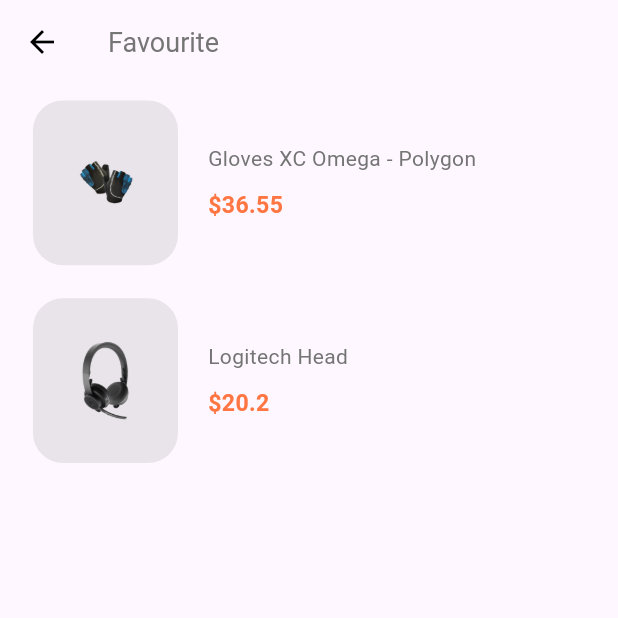
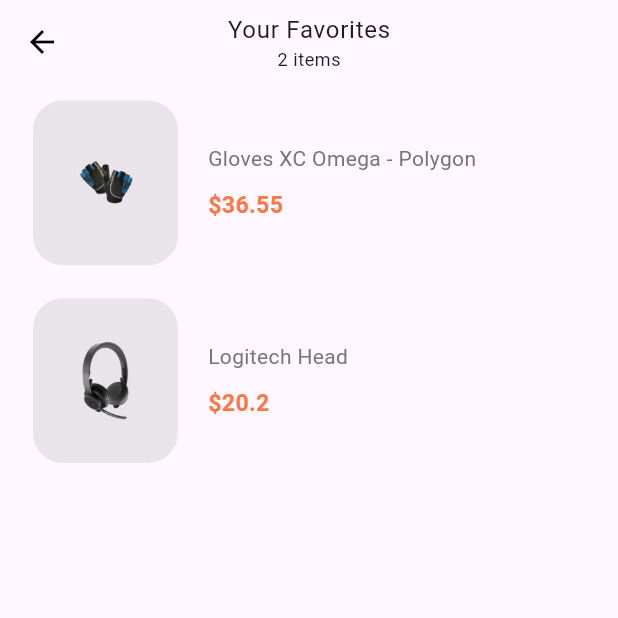
Before and after one commit to emRival/ui-ecommerce, a Flutter app: the FavouriteScreen screen opened by its route, on a phone screen of 412 x 824 dp, the top half of it. Run offline on Flutter 3.47's test engine with Material 3 defaults, Android fonts, the phone set to English and light mode, and no system bars; drawn by our look-alikes of flutter_slidable; our stand-ins replace flutter_svg, readmore, shared_preferences; accounts and stored records are empty; Roboto replaces fonts that are missing (Muli).

Commit message:
[fix] favorite header

```diff
--- a/lib/screens/cart/components/cart_bottom_navigation.dart
+++ b/lib/screens/cart/components/cart_bottom_navigation.dart
@@ -65,8 +65,7 @@ class CartBottomNavigation extends StatelessWidget {
                   TextSpan(
                     text: "\$${cart.totalPrice}",
                     style: const TextStyle(
-                      fontSize: 16,
-                    ),
+                        fontSize: 16, fontWeight: FontWeight.w800),
                   ),
                 ])),
                 const Spacer(),
--- a/lib/screens/favourite/favourite_screen.dart
+++ b/lib/screens/favourite/favourite_screen.dart
@@ -1,5 +1,7 @@
 import 'package:flutter/material.dart';
+import 'package:provider/provider.dart';
 import 'package:ui_ecommerce/screens/favourite/components/body.dart';
+import 'package:ui_ecommerce/state_managements/favorite_provider.dart';
 
 class FavouriteScreen extends StatelessWidget {
   static String routeName = "/favourite";
@@ -9,9 +11,22 @@ class FavouriteScreen extends StatelessWidget {
   Widget build(BuildContext context) {
     return Scaffold(
       appBar: AppBar(
-        title: const Text("Favourite"),
+        centerTitle: true,
+        title: Column(
+          children: [
+            Text(
+              "Your Favorites",
+              style: Theme.of(context).textTheme.bodyLarge,
+            ),
+            Consumer<FavoriteProvider>(
+              builder: (context, fav, child) => Text(
+                  "${fav.favoriteProducts.length} items",
+                  style: Theme.of(context).textTheme.bodySmall),
+            ),
+          ],
+        ),
       ),
-      body: Body(),
+      body: const Body(),
     );
   }
 }
```
